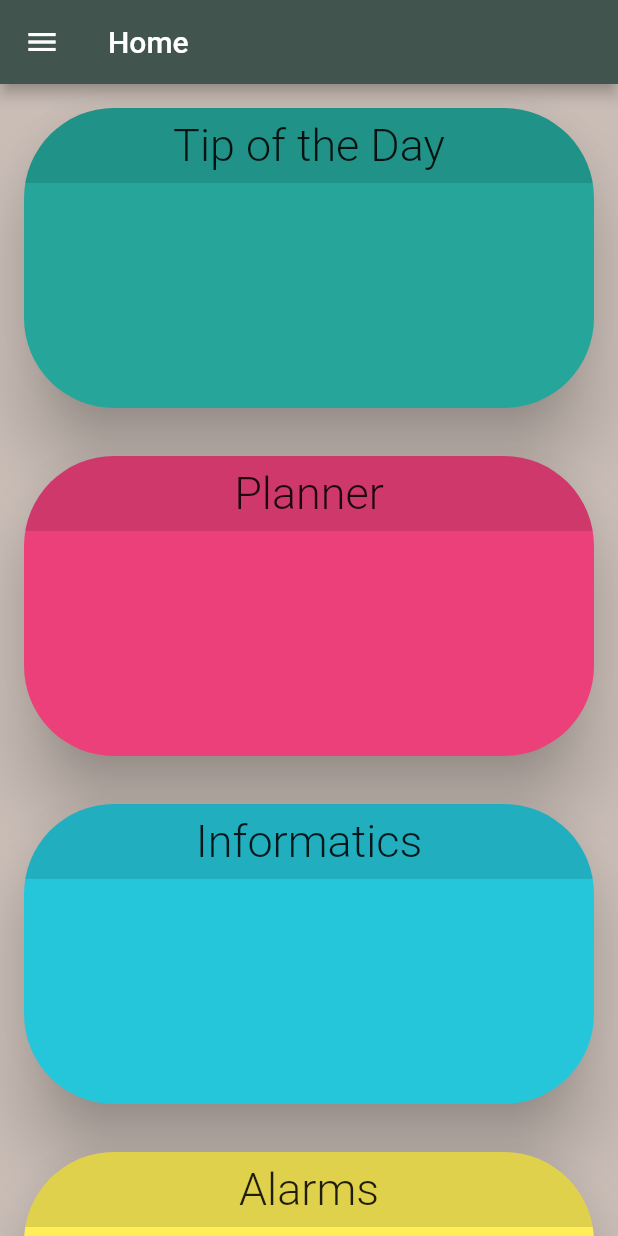
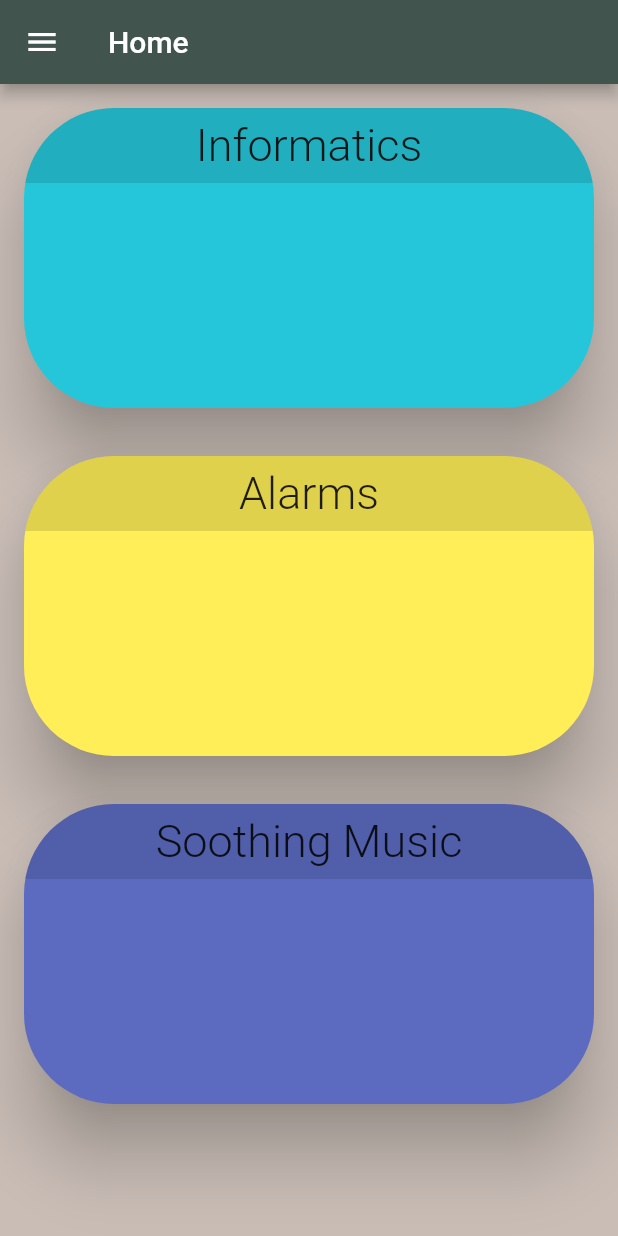
Before and after one commit to reeceholmdahl/cs3541-coffee-and-code, a Flutter app: the Informatics screen opened directly, in the side drawer, after a tap on "Home", on a phone screen of 412 x 824 dp. Run offline on Flutter 3.47's test engine with Material 2 defaults, Android fonts, the phone set to English and light mode, and no system bars; our stand-ins replace firebase_core, firebase_database, numberpicker, pie_chart, youtube_player_flutter; missing offline and left inert: flutter_alarm_clock; accounts and stored records are empty.

Commit message:
Fixed error in main

```diff
--- a/lib/main.dart
+++ b/lib/main.dart
@@ -8,9 +8,8 @@ import 'package:flutter/services.dart';
 
 import 'alarms.dart';
 import 'informatics.dart';
-import 'planner/planner.dart';
 import 'pressable_card.dart';
-import 'tip_of_the_day.dart';
+
 
 Future<void> main() async {
   WidgetsFlutterBinding.ensureInitialized();
@@ -62,26 +61,6 @@ class Home extends StatelessWidget {
         body: Builder(builder: (context) {
           return ListView(
             children: [
-              PageCard(
-                name: 'Tip of the Day',
-                color: Colors.teal.shade400,
-                onPressed: () => Navigator.push(
-                  context,
-                  MaterialPageRoute<void>(
-                    builder: (context) => TipOfTheDay(),
-                  ),
-                ),
-              ),
-              PageCard(
-                name: 'Planner',
-                color: Colors.pink.shade400,
-                onPressed: () => Navigator.push(
-                  context,
-                  MaterialPageRoute<void>(
-                    builder: (context) => Planner(),
-                  ),
-                ),
-              ),
               PageCard(
                 name: 'Informatics',
                 color: Colors.cyan.shade400,
```
